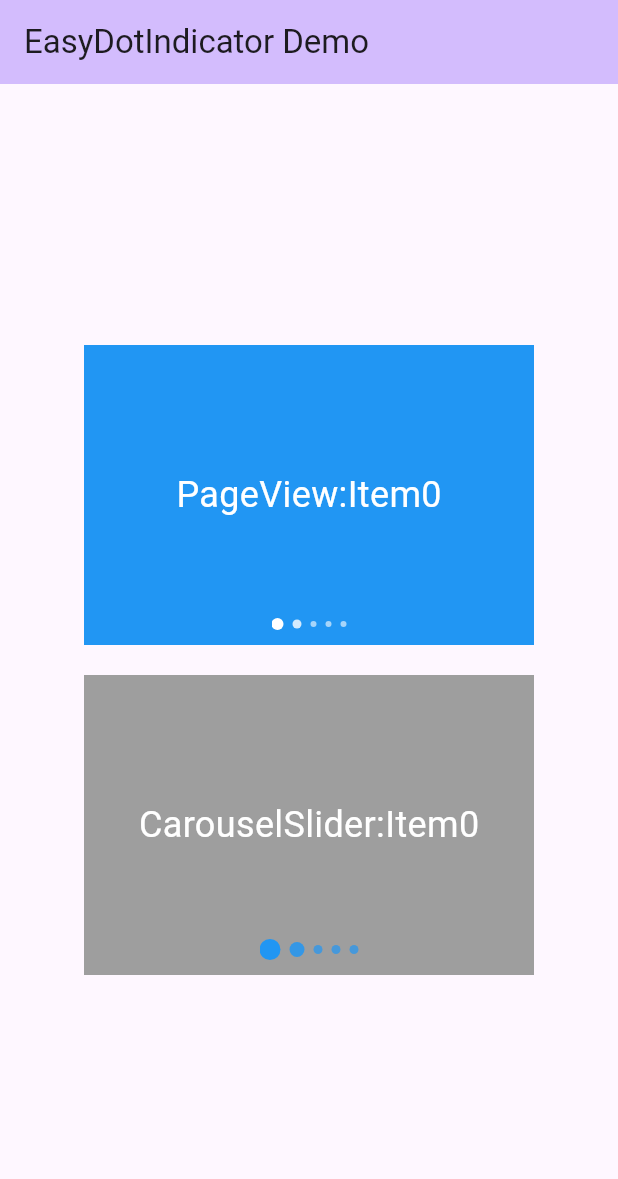
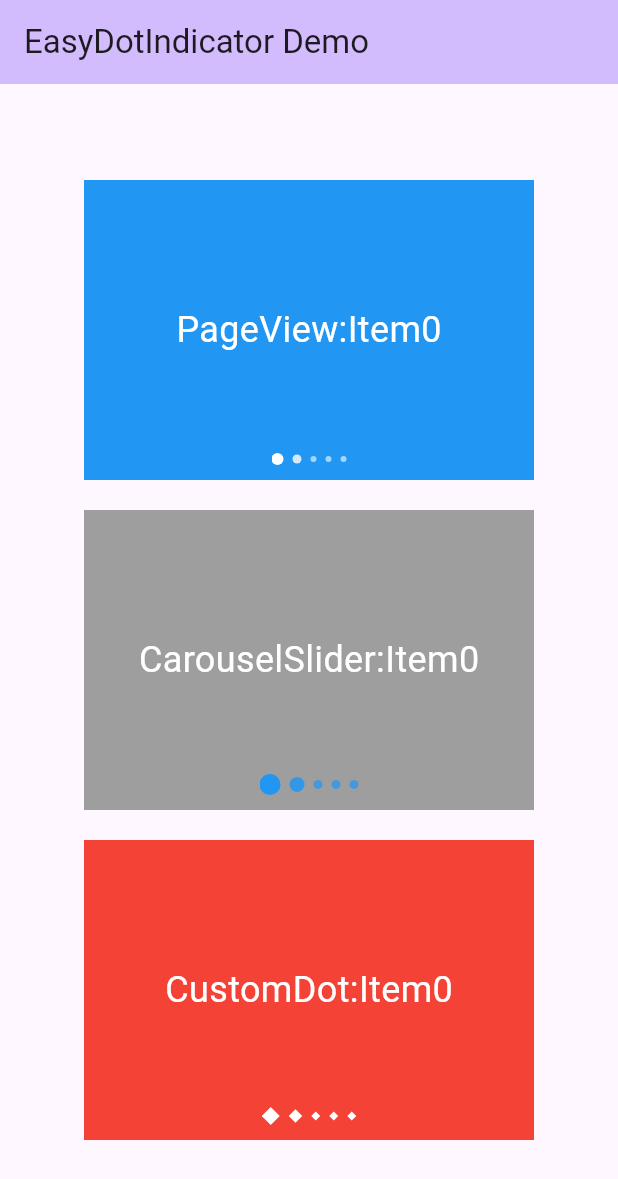
Before and after one commit to YanhqZ/easy_dot_indicator, a Flutter app: the screen it shows after launch, on a phone screen of 412 x 824 dp. Shown: the top 1179 px of the screen. Run offline on Flutter 3.47's test engine with Material 3 defaults, Android fonts, the phone set to English and light mode, and no system bars; drawn by our look-alikes of carousel_slider.

Commit message:
support more custom style

```diff
--- a/example/lib/main.dart
+++ b/example/lib/main.dart
@@ -1,4 +1,5 @@
 import 'package:easy_dot_indicator/easy_dot_indicator.dart';
+import 'package:example/widget/custom_dot_example.dart';
 import 'package:flutter/material.dart';
 
 import 'widget/carousel_slider_example.dart';
@@ -54,6 +55,11 @@ class _DemoPageState extends State<DemoPage> {
             alignment: Alignment.center,
             child: CarouselSliderExample(),
           ),
+          SizedBox(height: 20),
+          Align(
+            alignment: Alignment.center,
+            child: CustomDotExample(),
+          ),
         ],
       ),
     );
--- a/example/lib/widget/carousel_slider_example.dart
+++ b/example/lib/widget/carousel_slider_example.dart
@@ -47,10 +47,10 @@ class _CarouselSliderExampleState extends State<CarouselSliderExample> {
                 visibleNum: 5,
                 count: 10,
                 controller: indicatorController,
-                dotConfig: const EasyDotIndicatorDotConfig(
-                  big: DotStyle(opacity: 1, size: 14, color: Colors.blue),
-                  middle: DotStyle(opacity: 0.85, size: 10, color: Colors.blue),
-                  small: DotStyle(opacity: 0.7, size: 6, color: Colors.blue),
+                dotConfig: const EasyDotIndicatorCustomConfig(
+                  big: DotStyle(opacity: 1, size: Size.square(14), color: Colors.blue),
+                  middle: DotStyle(opacity: 0.85, size: Size.square(10), color: Colors.blue),
+                  small: DotStyle(opacity: 0.7, size: Size.square(6), color: Colors.blue),
                 )),
           ),
         ],
--- /dev/null
+++ b/example/lib/widget/custom_dot_example.dart
@@ -0,0 +1,102 @@
+import 'package:easy_dot_indicator/easy_dot_indicator.dart';
+import 'package:flutter/material.dart';
+
+class CustomDotExample extends StatefulWidget {
+  const CustomDotExample({super.key});
+
+  @override
+  State<CustomDotExample> createState() => _CustomDotExampleState();
+}
+
+class _CustomDotExampleState extends State<CustomDotExample> {
+  EasyDotIndicatorController indicatorController = EasyDotIndicatorController();
+
+  @override
+  Widget build(BuildContext context) {
+    return SizedBox(
+      width: 300,
+      height: 200,
+      child: Stack(
+        alignment: Alignment.center,
+        children: <Widget>[
+          Positioned.fill(
+            child: PageView.builder(
+              itemBuilder: (_, index) => Container(
+                alignment: Alignment.center,
+                color: Colors.red,
+                child: Text(
+                  'CustomDot:Item$index',
+                  style: const TextStyle(fontSize: 24, color: Colors.white),
+                ),
+              ),
+              itemCount: 10,
+              onPageChanged: (index) {
+                indicatorController.updateIndex(index);
+              },
+            ),
+          ),
+          Positioned(
+            bottom: 10,
+            child: EasyDotIndicator(
+              visibleNum: 5,
+              count: 10,
+              controller: indicatorController,
+              dotConfig: EasyDotIndicatorCustomConfig(
+                big: _getDotStyle(Dot.big),
+                middle: _getDotStyle(Dot.middle),
+                small: _getDotStyle(Dot.small),
+                animDuration: const Duration(milliseconds: 200),
+                gap: 6,
+                customDotBuilder: (anim, cur, pre) {
+                  final preSize = _getDotStyle(pre).size;
+                  final curSize = _getDotStyle(cur).size;
+                  final size = Size(
+                    preSize.width +
+                        anim.value * (curSize.width - preSize.width),
+                    preSize.height +
+                        anim.value * (curSize.height - preSize.height),
+                  );
+                  return CustomPaint(
+                    painter: IndicatorCustomDotPainter(),
+                    size: size,
+                  );
+                },
+              ),
+            ),
+          ),
+        ],
+      ),
+    );
+  }
+
+  DotStyle _getDotStyle(Dot dot) {
+    return switch (dot) {
+      Dot.big => const DotStyle(size: Size.square(12)),
+      Dot.middle => const DotStyle(size: Size.square(9)),
+      Dot.small => const DotStyle(size: Size.square(6)),
+    };
+  }
+}
+
+class IndicatorCustomDotPainter extends CustomPainter {
+  @override
+  void paint(Canvas canvas, Size size) {
+    Paint paint = Paint()
+      ..color = Colors.white
+      ..style = PaintingStyle.fill;
+
+    Path path = Path();
+    path.moveTo(size.width / 2, (size.height - size.width) / 2); // Top point
+    path.lineTo(size.width, size.height / 2); // Right point
+    path.lineTo(size.width / 2, (size.height + size.width) / 2); // Bottom point
+    path.lineTo(0, size.height / 2); // Left point
+    path.close();
+
+    canvas.drawPath(path, paint);
+  }
+
+  @override
+  bool shouldRepaint(covariant CustomPainter oldDelegate) {
+    return false;
+  }
+}
--- a/lib/src/dot.dart
+++ b/lib/src/dot.dart
@@ -5,25 +5,39 @@ enum Dot { big, middle, small }
 
 class DotStyle {
   final double opacity;
-  final double size;
+  final Size size;
   final Color color;
 
   const DotStyle({
-    required this.opacity,
+    this.opacity = 1,
     required this.size,
-    required this.color,
+    this.color = Colors.white,
   });
 }
 
-class EasyDotIndicatorDotConfig {
+typedef CustomDotBuilder = Widget Function(
+  Animation<double> anim,
+  Dot cur,
+  Dot pre,
+);
+
+class EasyDotIndicatorCustomConfig {
   final DotStyle big;
   final DotStyle middle;
   final DotStyle small;
+  final double gap;
+  final Duration animDuration;
+  final Curve animCurve;
+  final CustomDotBuilder? customDotBuilder;
 
-  const EasyDotIndicatorDotConfig({
-    this.big = const DotStyle(opacity: 1.0, size: 8, color: Colors.white),
-    this.middle = const DotStyle(opacity: 0.8, size: 6, color: Colors.white),
-    this.small = const DotStyle(opacity: 0.6, size: 4, color: Colors.white),
+  const EasyDotIndicatorCustomConfig({
+    this.big = const DotStyle(opacity: 1.0, size: Size.square(8), color: Colors.white),
+    this.middle = const DotStyle(opacity: 0.8, size: Size.square(6), color: Colors.white),
+    this.small = const DotStyle(opacity: 0.6, size: Size.square(4), color: Colors.white),
+    this.gap = 6,
+    this.animDuration = const Duration(milliseconds: 150),
+    this.animCurve = Curves.linear,
+    this.customDotBuilder,
   });
 
   DotStyle style(Dot dot) {
--- a/lib/src/indicator.dart
+++ b/lib/src/indicator.dart
@@ -15,17 +15,13 @@ class EasyDotIndicator extends StatefulWidget {
   /// Controller, providing external modification status
   final EasyDotIndicatorController controller;
 
-  /// Dot gap
-  final double gap;
-
-  final EasyDotIndicatorDotConfig dotConfig;
+  final EasyDotIndicatorCustomConfig dotConfig;
 
   const EasyDotIndicator({
     required this.visibleNum,
     required this.count,
     required this.controller,
-    this.dotConfig = const EasyDotIndicatorDotConfig(),
-    this.gap = 6,
+    this.dotConfig = const EasyDotIndicatorCustomConfig(),
     super.key,
   });
 
@@ -62,8 +58,11 @@ class _EasyDotIndicatorState extends State<EasyDotIndicator>
     dots = List.generate(
         widget.count, (index) => indicatorDot(index, controller.current));
     animController = AnimationController(
-        duration: const Duration(milliseconds: 150), vsync: this);
-    animation = Tween<double>(begin: 0, end: 1).animate(animController)
+        duration: widget.dotConfig.animDuration, vsync: this);
+    animation = Tween<double>(begin: 0, end: 1).animate(CurvedAnimation(
+      parent: animController,
+      curve: widget.dotConfig.animCurve,
+    ))
       ..addStatusListener((status) {
         if (status == AnimationStatus.completed) {
           // when the animation is completed, adjust the width and scroll offset.
@@ -101,8 +100,8 @@ class _EasyDotIndicatorState extends State<EasyDotIndicator>
         // Update the scroll offset
         scrollController.animateTo(
           _calculateScrollOffset(index),
-          duration: const Duration(milliseconds: 150),
-          curve: Curves.linear,
+          duration: widget.dotConfig.animDuration,
+          curve: widget.dotConfig.animCurve,
         );
         current = index;
       }
@@ -113,23 +112,23 @@ class _EasyDotIndicatorState extends State<EasyDotIndicator>
   double _calculateIndicatorWidth(int index) {
     final count = widget.count;
     final visibleNum = widget.visibleNum;
-    final gap = widget.gap;
+    final gap = widget.dotConfig.gap;
     if (count < 1) {
       return 0;
     } else if (count < 3) {
-      return widget.dotConfig.big.size +
-          widget.dotConfig.middle.size * (visibleNum - 1) +
+      return widget.dotConfig.big.size.width +
+          widget.dotConfig.middle.size.width * (visibleNum - 1) +
           (visibleNum - 1) * gap;
     } else {
       if (index == count - 1 || index == 0) {
-        return widget.dotConfig.big.size +
-            widget.dotConfig.middle.size * 1 +
-            widget.dotConfig.small.size * (visibleNum - 1 - 1) +
+        return widget.dotConfig.big.size.width +
+            widget.dotConfig.middle.size.width * 1 +
+            widget.dotConfig.small.size.width * (visibleNum - 1 - 1) +
             (visibleNum - 1) * gap;
       } else {
-        return widget.dotConfig.big.size +
-            widget.dotConfig.middle.size * 2 +
-            widget.dotConfig.small.size * (visibleNum - 1 - 2) +
+        return widget.dotConfig.big.size.width +
+            widget.dotConfig.middle.size.width * 2 +
+            widget.dotConfig.small.size.width * (visibleNum - 1 - 2) +
             (visibleNum - 1) * gap;
       }
     }
@@ -148,10 +147,11 @@ class _EasyDotIndicatorState extends State<EasyDotIndicator>
     } else {
       return scrollController.position.maxScrollExtent;
     }
-    final gap = widget.gap;
+    final gap = widget.dotConfig.gap;
     List<Dot> dots =
         List.generate(leftInvisibleDotNum, (i) => indicatorDot(i, index));
-    return dots.fold(0.0, (pre, e) => pre + widget.dotConfig.style(e).size) +
+    return dots.fold(
+            0.0, (pre, e) => pre + widget.dotConfig.style(e).size.width) +
         dots.length * gap;
   }
 
@@ -164,9 +164,10 @@ class _EasyDotIndicatorState extends State<EasyDotIndicator>
       return ValueListenableBuilder(
         valueListenable: widthNotifier,
         builder: (context, width, child) {
-          return SizedBox(
+          return Container(
+            alignment: Alignment.center,
             width: width,
-            height: widget.dotConfig.big.size,
+            height: widget.dotConfig.big.size.height,
             child: child,
           );
         },
@@ -180,12 +181,24 @@ class _EasyDotIndicatorState extends State<EasyDotIndicator>
               children: List<Widget>.from(List.generate(widget.count, (index) {
                 return AnimatedBuilder(
                   animation: animation,
-                  builder: (BuildContext context, child) {
+                  builder: (BuildContext context, _) {
+                    final preDot = dots[index];
                     final curDot = indicatorDot(index, current);
+                    if (animation.value >= 1) {
+                      dots[index] = curDot;
+                    }
+                    if (widget.dotConfig.customDotBuilder != null) {
+                      return widget.dotConfig.customDotBuilder!(
+                        animation,
+                        indicatorDot(index, current),
+                        preDot,
+                      );
+                    }
+
                     final cur = widget.dotConfig.style(curDot);
-                    final pre = widget.dotConfig.style(dots[index]);
+                    final pre = widget.dotConfig.style(preDot);
                     final double opacity;
-                    final double size;
+                    final Size size;
                     if (pre.opacity == cur.opacity) {
                       // No need to redraw the dots
                       opacity = cur.opacity;
@@ -194,21 +207,25 @@ class _EasyDotIndicatorState extends State<EasyDotIndicator>
                       // Need to redraw the dots
                       opacity = pre.opacity +
                           animation.value * (cur.opacity - pre.opacity);
-                      size = pre.size + animation.value * (cur.size - pre.size);
+                      size = Size(
+                          pre.size.width +
+                              animation.value *
+                                  (cur.size.width - pre.size.width),
+                          pre.size.height +
+                              animation.value *
+                                  (cur.size.height - pre.size.height));
                     }
-                    if (animation.value >= 1) {
-                      dots[index] = curDot;
-                    }
+
                     return CustomPaint(
                       painter:
                           IndicatorDotPainter(cur.color.withOpacity(opacity)),
-                      size: Size(size, size),
+                      size: size,
                     );
                   },
                 );
               })
                   .toList()
-                  .expand((e) => [e, SizedBox(width: widget.gap)])
+                  .expand((e) => [e, SizedBox(width: widget.dotConfig.gap)])
                   .toList()
                 ..removeLast()),
             ),
```
